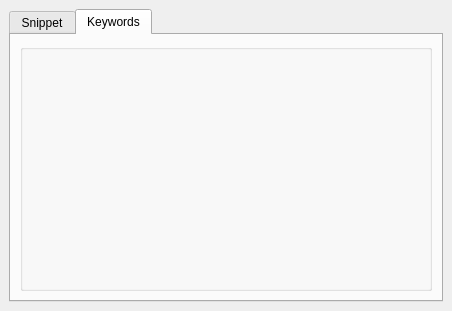
KDE/kdevelop, file plugins/snippet/editsnippet.ui: the form before one commit.
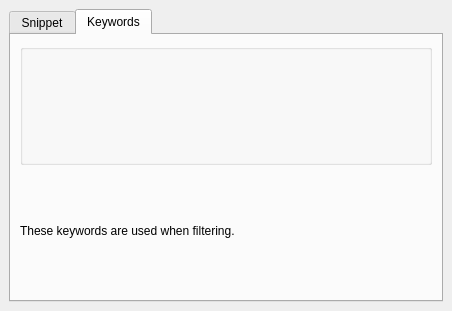
The form after the commit. The open tabs and pages were chosen to show the change. Custom widgets are drawn as their Qt base class.

Commit message: add short label explaining what snippet keywords are there for

Patch:
```diff
--- a/plugins/snippet/editsnippet.ui
+++ b/plugins/snippet/editsnippet.ui
@@ -93,6 +93,16 @@
          </property>
         </widget>
        </item>
+       <item row="1" column="0">
+        <widget class="QLabel" name="label_3">
+         <property name="text">
+          <string>These keywords are used when filtering.</string>
+         </property>
+         <property name="wordWrap">
+          <bool>true</bool>
+         </property>
+        </widget>
+       </item>
       </layout>
      </widget>
     </widget>
```
Left out of the diff: 2 changed lines with no effect on the pictures.
